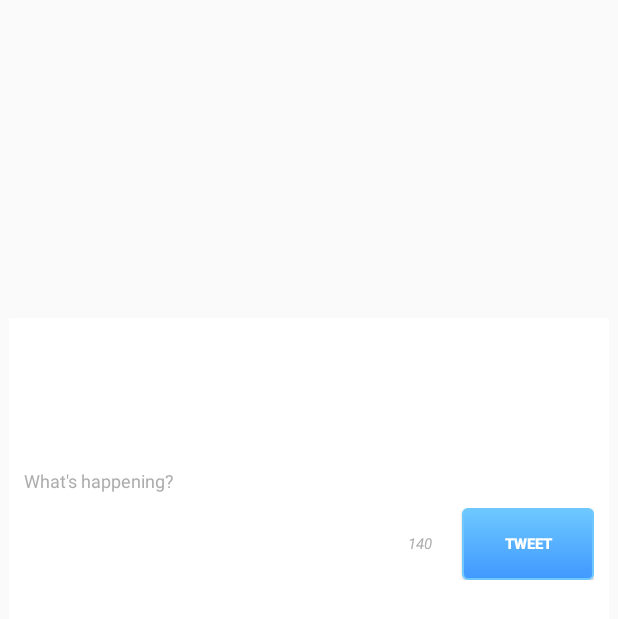
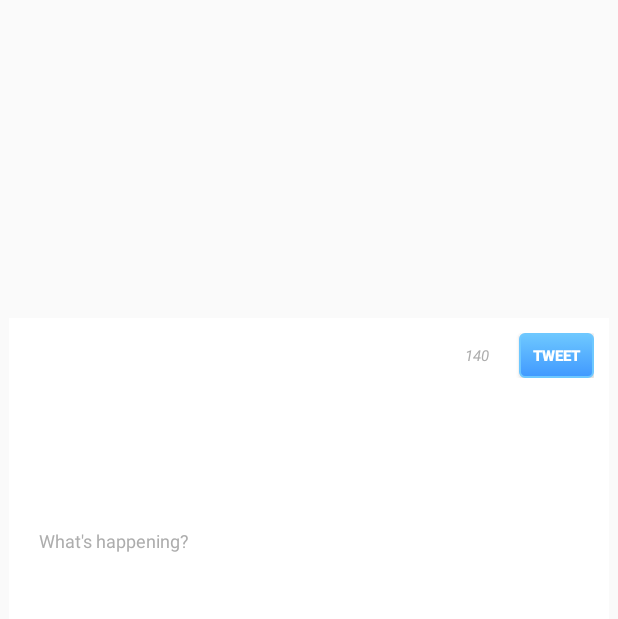
Before and after one commit to netra-m/MySimpleTweets, an Android app: the layout fragment_compose.xml on its own in the app's theme, with its tools: preview values and no code run, on a phone screen of 412 x 824 dp. Shown: the top 619 px of the screen. Run offline under Robolectric (Android 15) with nearby library versions, the phone set to English and light mode, and no system bars.

Commit message:
Refining the compose layout

```diff
--- a/app/src/main/res/layout/fragment_compose.xml
+++ b/app/src/main/res/layout/fragment_compose.xml
@@ -8,13 +8,49 @@
 
 
     <LinearLayout
+        android:layout_width="match_parent"
+        android:layout_height="wrap_content"
+        android:gravity="end"
+        android:orientation="horizontal"
+        android:padding="10dp"
+        android:id="@+id/linearLayout"
+        android:layout_alignParentLeft="true"
+        android:layout_alignParentTop="true">
+
+        <TextView
+            android:id="@+id/tvComposeNumChars"
+            android:layout_width="wrap_content"
+            android:layout_height="wrap_content"
+            android:textColor="#ffadadad"
+            android:gravity="center"
+            android:paddingRight="20dp"
+            android:text="140"
+            android:textSize="10sp"
+            android:textStyle="italic" />
+
+        <Button
+            android:id="@+id/btTweet"
+            android:layout_width="50dp"
+            android:layout_height="30dp"
+            android:background="@drawable/custom_button"
+            android:onClick="composeTweet"
+            android:text="Tweet"
+            android:textColor="#fff"
+            android:textSize="10sp"
+            android:textStyle="bold"
+            style="android:attr/buttonStyleSmall"/>
+    </LinearLayout>
+
+
+    <LinearLayout
         android:id="@+id/llHorizontal"
         android:layout_width="match_parent"
         android:layout_height="wrap_content"
-        android:layout_alignParentLeft="true"
-        android:layout_alignParentTop="true"
         android:orientation="horizontal"
-        android:padding="10dp">
+        android:paddingLeft="10dp"
+        android:paddingRight="10dp"
+        android:paddingBottom="10dp"
+        android:layout_below="@+id/linearLayout">
 
         <ImageView
             android:id="@+id/ivComposeImage"
@@ -60,41 +96,11 @@
         android:layout_below="@+id/llHorizontal"
         android:background="#0000"
         android:hint="What's happening?"
-        android:paddingLeft="10dp"
+        android:paddingLeft="20dp"
         android:textColor="#000"
         android:textColorHint="#ffadadad"
-        android:textSize="12sp" />
+        android:textSize="12sp"
+        android:paddingBottom="50dp"/>
 
-    <LinearLayout
-        android:layout_width="match_parent"
-        android:layout_height="wrap_content"
-        android:layout_below="@+id/etCompose"
-        android:gravity="end"
-        android:orientation="horizontal"
-        android:padding="10dp"
-        android:paddingTop="10dp">
-
-        <TextView
-            android:id="@+id/tvComposeNumChars"
-            android:layout_width="wrap_content"
-            android:layout_height="wrap_content"
-            android:textColor="#ffadadad"
-            android:gravity="center"
-            android:paddingRight="20dp"
-            android:text="140"
-            android:textSize="10sp"
-            android:textStyle="italic" />
-
-        <Button
-            android:id="@+id/btTweet"
-            android:layout_width="wrap_content"
-            android:layout_height="wrap_content"
-            android:background="@drawable/custom_button"
-            android:onClick="composeTweet"
-            android:text="Tweet"
-            android:textColor="#fff"
-            android:textSize="10sp"
-            android:textStyle="bold"/>
-    </LinearLayout>
 
 </RelativeLayout>
```
